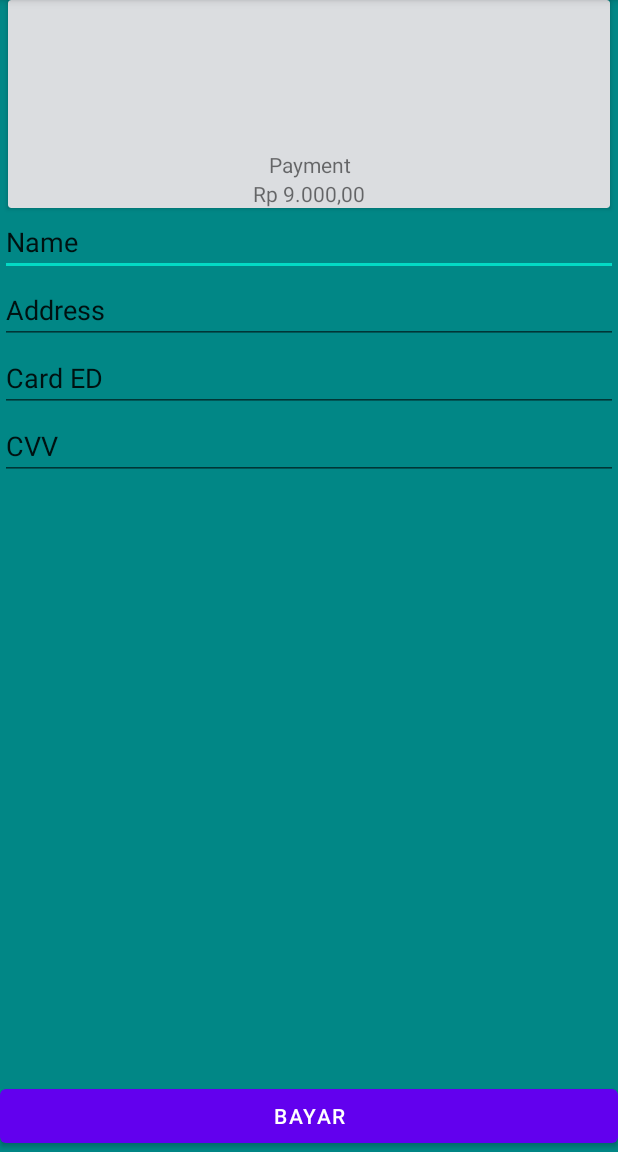
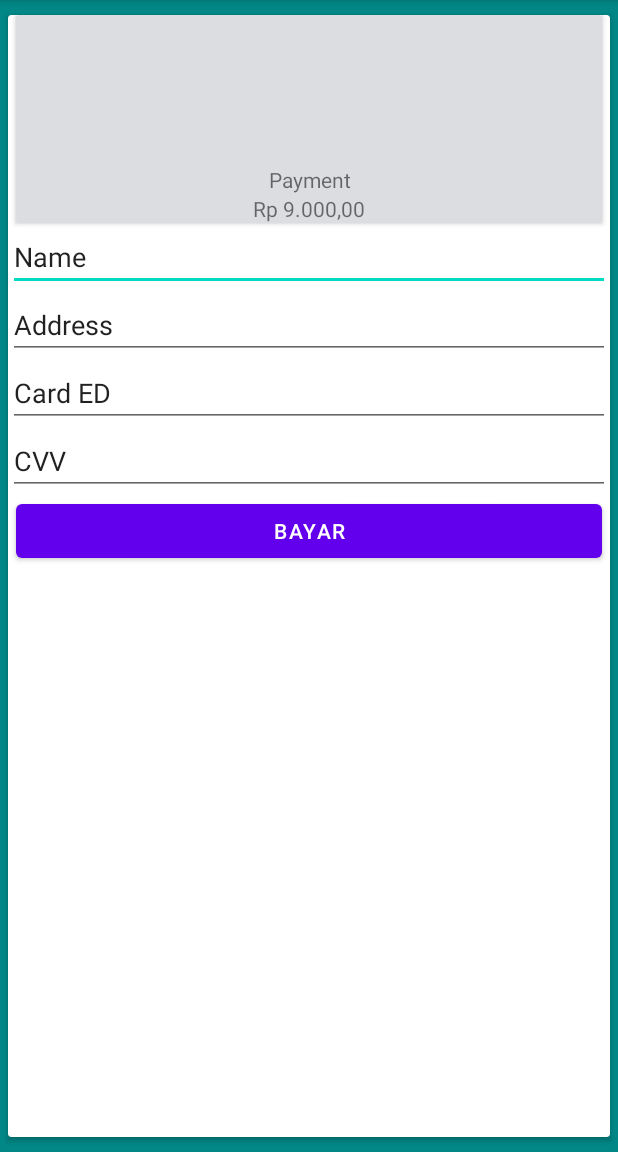
Before and after one commit to szwtron/isihape, an Android app: the fragment PaymentsFragment shown on its own in the app's theme, on a phone screen of 412 x 824 dp, the part 84-1236 px from its top. Run offline under Robolectric (Android 15) with nearby library versions, the phone set to English and light mode, and no system bars.

Commit message:
fix layout

```diff
--- a/app/src/main/res/layout/fragment_payments.xml
+++ b/app/src/main/res/layout/fragment_payments.xml
@@ -8,15 +8,30 @@
     tools:context=".ui.payments.PaymentsFragment">
 
     <androidx.cardview.widget.CardView
+        android:layout_width="match_parent"
+        android:layout_height="match_parent"
+        android:layout_marginStart="5dp"
+        android:layout_marginTop="10dp"
+        android:layout_marginEnd="5dp"
+        app:layout_constraintEnd_toEndOf="parent"
+        app:layout_constraintStart_toStartOf="parent"
+        app:layout_constraintTop_toTopOf="parent"
+        app:layout_constraintBottom_toBottomOf="parent"
+        android:layout_marginBottom="10dp">
+
+        <LinearLayout
+            android:id="@+id/linearLayout"
+            android:layout_width="match_parent"
+            android:layout_height="match_parent"
+            android:orientation="vertical">
+
+            <androidx.cardview.widget.CardView
                 android:id="@+id/cardView"
                 android:layout_width="match_parent"
                 android:layout_height="wrap_content"
                 android:layout_marginStart="5dp"
                 android:layout_marginEnd="5dp"
-        app:cardBackgroundColor="#DBDDE0"
-        app:layout_constraintEnd_toEndOf="parent"
-        app:layout_constraintStart_toStartOf="parent"
-        app:layout_constraintTop_toTopOf="parent">
+                app:cardBackgroundColor="#DBDDE0">
 
                 <LinearLayout
                     android:layout_width="match_parent"
@@ -45,15 +60,6 @@
                         android:text="Rp 9.000,00" />
                 </LinearLayout>
             </androidx.cardview.widget.CardView>
-
-    <LinearLayout
-        android:id="@+id/linearLayout"
-        android:layout_width="match_parent"
-        android:layout_height="wrap_content"
-        android:orientation="vertical"
-        app:layout_constraintEnd_toEndOf="parent"
-        app:layout_constraintStart_toStartOf="parent"
-        app:layout_constraintTop_toBottomOf="@+id/cardView">
 
             <EditText
                 android:id="@+id/editTextTextPersonName"
@@ -87,15 +93,15 @@
                 android:inputType="textPersonName"
                 android:text="CVV" />
 
-    </LinearLayout>
-
             <Button
                 android:id="@+id/button"
                 android:layout_width="match_parent"
                 android:layout_height="wrap_content"
-        android:text="Bayar"
-        app:layout_constraintBottom_toBottomOf="parent"
-        app:layout_constraintEnd_toEndOf="parent"
-        app:layout_constraintStart_toStartOf="parent" />
+                android:layout_marginStart="5dp"
+                android:layout_marginEnd="5dp"
+                android:text="Bayar" />
+
+        </LinearLayout>
+    </androidx.cardview.widget.CardView>
 
 </androidx.constraintlayout.widget.ConstraintLayout>
```
Also changed, not shown: 1 other file. Lines whose indentation alone changed are shown as unchanged.
